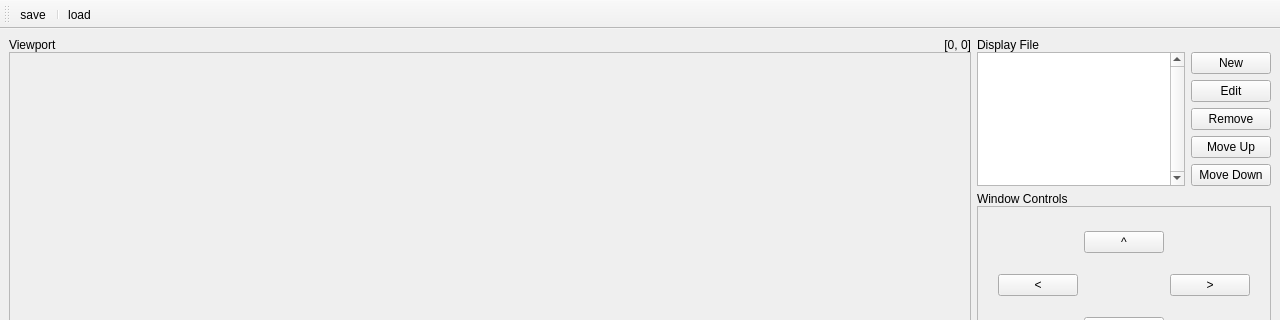
Before: the Qt Designer form data/main.ui in RamAddict/Interactive-Graphical-System, drawn with Qt 5; both pictures show x 0 to 1280 and y 0 to 320 of the 1280 by 720 pixel window.
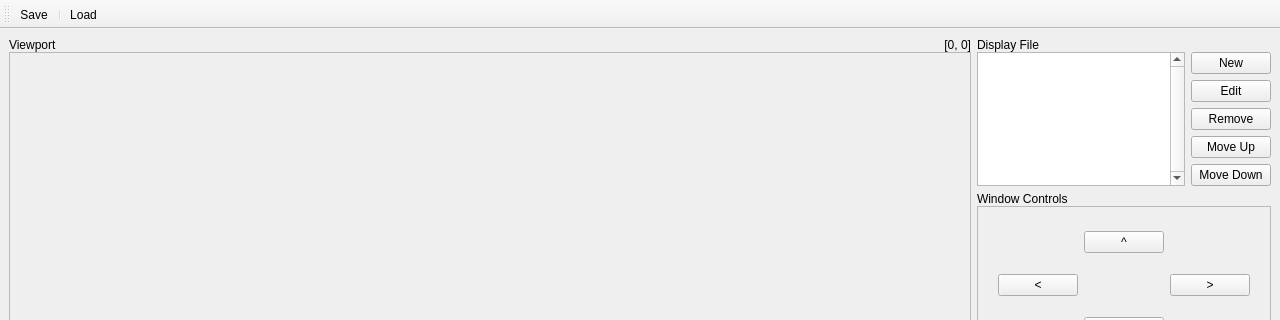
After: the same form once the commit is applied.

```diff
--- a/data/main.ui
+++ b/data/main.ui
@@ -863,7 +863,7 @@
     <enum>TopToolBarArea</enum>
    </attribute>
    <attribute name="toolBarBreak">
-    <bool>true</bool>
+    <bool>false</bool>
    </attribute>
    <addaction name="action_save"/>
    <addaction name="separator"/>
@@ -871,7 +871,7 @@
   </widget>
   <action name="action_save">
    <property name="text">
-    <string>save</string>
+    <string>Save</string>
    </property>
    <property name="toolTip">
     <string>save world to .obj</string>
@@ -879,7 +879,7 @@
   </action>
   <action name="action_load">
    <property name="text">
-    <string>load</string>
+    <string>Load</string>
    </property>
    <property name="toolTip">
     <string>load .obj file</string>
```
Left out of the diff: 3 changed lines with no effect on the pictures.
